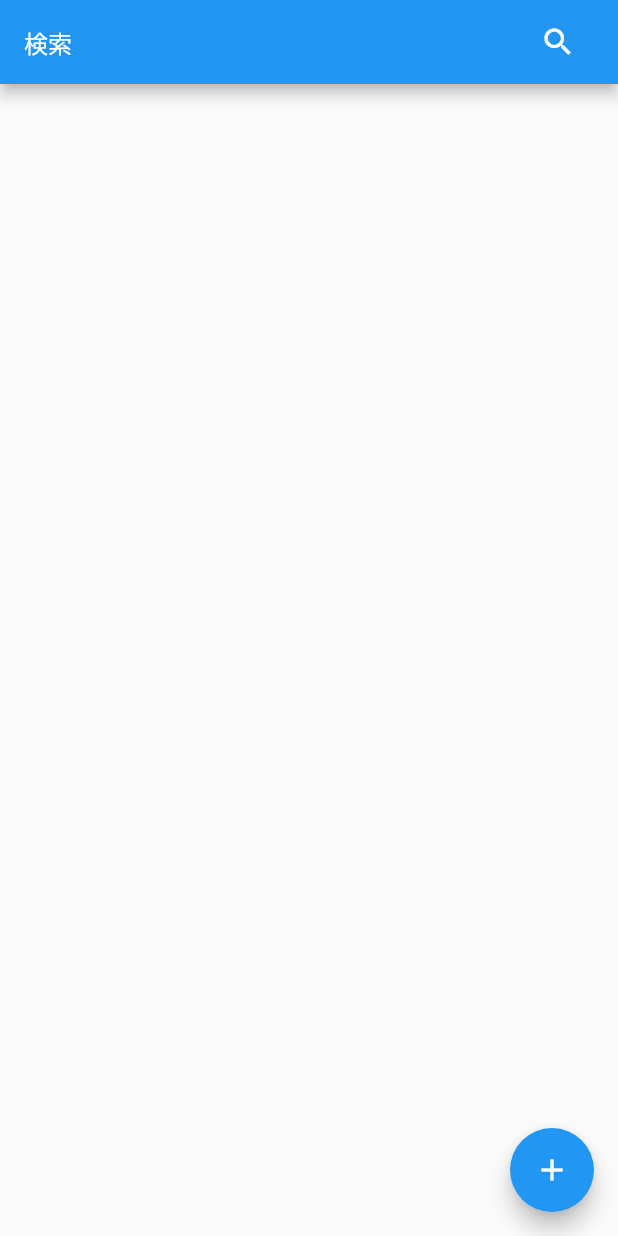
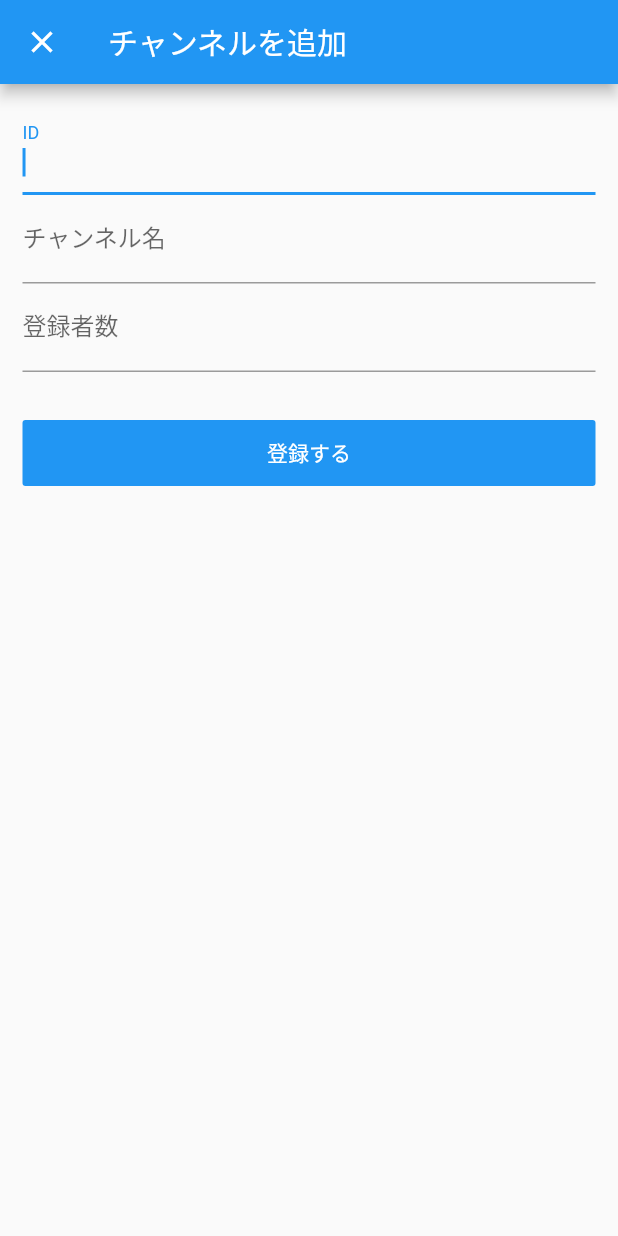
Before and after one commit to ktnydi/flutter_algolia, a Flutter app: the screen it shows after launch, after a tap on the "add" icon, on a phone screen of 412 x 824 dp. Run offline on Flutter 3.47's test engine with Material 2 defaults, Android fonts, the phone set to English and light mode, and no system bars; our stand-ins replace flutter_dotenv; missing offline and left inert: algolia.

Commit message:
add: register channel page ui

```diff
--- /dev/null
+++ b/lib/add_channel_page.dart
@@ -0,0 +1,129 @@
+import 'package:flutter/material.dart';
+
+class AddChannel extends StatefulWidget {
+  @override
+  _AddChannelState createState() => _AddChannelState();
+}
+
+class _AddChannelState extends State<AddChannel> {
+  final id = TextEditingController();
+  final name = TextEditingController();
+  final numRegisters = TextEditingController();
+
+  @override
+  void dispose() {
+    final controllers = [id, name, numRegisters];
+    controllers.forEach(
+      (cnt) => cnt.dispose(),
+    );
+
+    super.dispose();
+  }
+
+  bool _canParseStringToInt(String text) {
+    bool canParse = false;
+
+    try {
+      int.parse(text);
+      canParse = true;
+    } catch (e) {
+      canParse = false;
+    }
+
+    return canParse;
+  }
+
+  @override
+  Widget build(BuildContext context) {
+    final _formKey = GlobalKey<FormState>();
+
+    return Scaffold(
+      appBar: AppBar(
+        title: Text('チャンネルを追加'),
+      ),
+      body: SingleChildScrollView(
+        child: Container(
+          padding: EdgeInsets.all(15),
+          child: Form(
+            key: _formKey,
+            child: Column(
+              children: [
+                TextFormField(
+                  autofocus: true,
+                  controller: id,
+                  decoration: InputDecoration(
+                    labelText: 'ID',
+                  ),
+                  keyboardType: TextInputType.number,
+                  validator: (value) {
+                    if (value.trim().isEmpty) {
+                      return '入力してください';
+                    }
+
+                    if (!_canParseStringToInt(value.trim())) {
+                      return '数字を入力してください';
+                    }
+
+                    return null;
+                  },
+                ),
+                TextFormField(
+                  controller: name,
+                  decoration: InputDecoration(
+                    labelText: 'チャンネル名',
+                  ),
+                  validator: (value) {
+                    if (value.trim().isEmpty) {
+                      return '入力してください';
+                    }
+
+                    if (value.length > 50) {
+                      return '文字数を減らしてください';
+                    }
+
+                    return null;
+                  },
+                ),
+                TextFormField(
+                  controller: numRegisters,
+                  decoration: InputDecoration(
+                    labelText: '登録者数',
+                  ),
+                  keyboardType: TextInputType.number,
+                  validator: (value) {
+                    if (value.trim().isEmpty) {
+                      return '入力してください';
+                    }
+
+                    if (!_canParseStringToInt(value.trim())) {
+                      return '数字を入力してください';
+                    }
+
+                    return null;
+                  },
+                ),
+                SizedBox(height: 30),
+                ButtonTheme(
+                  minWidth: double.infinity,
+                  height: 44,
+                  child: FlatButton(
+                    color: Colors.blue,
+                    textColor: Colors.white,
+                    child: Text(
+                      '登録する',
+                    ),
+                    onPressed: () {
+                      if (!_formKey.currentState.validate()) return;
+
+                      // TODO: register channel into algolia.
+                    },
+                  ),
+                ),
+              ],
+            ),
+          ),
+        ),
+      ),
+    );
+  }
+}
--- a/lib/main.dart
+++ b/lib/main.dart
@@ -2,6 +2,7 @@ import 'package:flutter/material.dart';
 import 'package:flutter_dotenv/flutter_dotenv.dart';
 import 'package:algolia/algolia.dart';
 import 'package:flutter_algolia/channel.dart';
+import 'package:flutter_algolia/add_channel_page.dart';
 
 void main() async {
   await DotEnv().load('.env');
@@ -120,7 +121,15 @@ class _MyHomePageState extends State<MyHomePage> {
               },
             ),
             floatingActionButton: FloatingActionButton(
-              onPressed: () {},
+              onPressed: () {
+                Navigator.push(
+                  context,
+                  MaterialPageRoute(
+                    fullscreenDialog: true,
+                    builder: (BuildContext context) => AddChannel(),
+                  ),
+                );
+              },
               tooltip: 'Increment',
               child: Icon(Icons.add),
             ),
```
